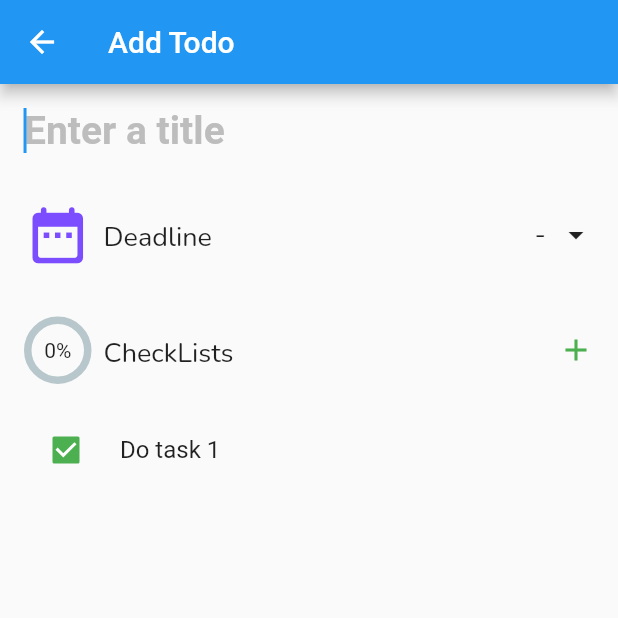
After one commit to tanvir-ahmod/Project-Tracker, a Flutter app: the AddTodoScreen screen opened directly, on a phone screen of 412 x 824 dp, the top half of it. The commit adds this screen. Run offline on Flutter 3.47's test engine with Material 2 defaults, Android fonts, the phone set to English and light mode, and no system bars; drawn by our look-alikes of percent_indicator; our stand-ins replace dio, get, get_storage, getwidget, google_fonts, sqflite; accounts and stored records are empty.

Commit message:
Add todo screen (not complete)

```diff
--- /dev/null
+++ b/lib/ui/add_todo.dart
@@ -0,0 +1,116 @@
+import 'package:flutter/cupertino.dart';
+import 'package:flutter/material.dart';
+import 'package:google_fonts/google_fonts.dart';
+import 'package:getwidget/getwidget.dart';
+import 'package:percent_indicator/circular_percent_indicator.dart';
+
+class AddTodoScreen extends StatelessWidget {
+  @override
+  Widget build(BuildContext context) {
+    return Scaffold(
+      appBar: AppBar(
+        title: Text("Add Todo"),
+      ),
+      body: Container(
+        child: Column(
+          children: [
+            Padding(
+              padding: const EdgeInsets.all(16.0),
+              child: TextField(
+                autofocus: true,
+                controller: null,
+                keyboardType: TextInputType.multiline,
+                maxLines: null,
+                textInputAction: TextInputAction.done,
+                style: TextStyle(fontSize: 26, fontWeight: FontWeight.w700),
+                decoration: InputDecoration.collapsed(
+                  hintText: 'Enter a title',
+                  hintStyle: TextStyle(
+                      color: Colors.grey.shade400,
+                      fontSize: 26,
+                      fontWeight: FontWeight.w700),
+                  border: InputBorder.none,
+                ),
+              ),
+            ),
+            Padding(
+              padding: const EdgeInsets.all(16.0),
+              child: Row(
+                children: [
+                  Icon(
+                    Icons.date_range_rounded,
+                    color: Colors.deepPurpleAccent,
+                    size: 45,
+                  ),
+                  Padding(
+                    padding: const EdgeInsets.only(left: 8.0, top: 4.0),
+                    child: Text(
+                      "Deadline",
+                      style: GoogleFonts.nunito(
+                          textStyle: TextStyle(fontSize: 18)),
+                      textAlign: TextAlign.center,
+                    ),
+                  ),
+                  Spacer(),
+                  Padding(
+                    padding: const EdgeInsets.all(8.0),
+                    child: Text(
+                      "-",
+                      style: GoogleFonts.nunito(
+                          textStyle: TextStyle(fontSize: 18)),
+                    ),
+                  ),
+                  Icon(
+                    Icons.arrow_drop_down,
+                    size: 24.0,
+                  ),
+                ],
+              ),
+            ),
+            Padding(
+              padding: const EdgeInsets.all(16.0),
+              child: Row(
+                children: [
+                  CircularPercentIndicator(
+                    radius: 45.0,
+                    lineWidth: 5.0,
+                    percent: 0.0,
+                    center: Text(
+                      "0%",
+                      textAlign: TextAlign.center,
+                    ),
+                    progressColor: Colors.green,
+                  ),
+                  Padding(
+                    padding: const EdgeInsets.only(left: 8.0, top: 4.0),
+                    child: Text(
+                      "CheckLists",
+                      style: GoogleFonts.nunito(
+                          textStyle: TextStyle(fontSize: 18)),
+                      textAlign: TextAlign.center,
+                    ),
+                  ),
+                  Spacer(),
+                  Icon(
+                    Icons.add,
+                    color: Colors.green,
+                    size: 24.0,
+                  ),
+                ],
+              ),
+            ),
+            Padding(
+              padding: const EdgeInsets.only(left: 8.0, right: 8.0),
+              child: CheckboxListTile(
+                  title: Text("Do task 1"),
+                  value: true,
+                  onChanged: (bool? value) {},
+                  activeColor: Colors.green,
+                  controlAffinity: ListTileControlAffinity.leading),
+            ),
+          ],
+        ),
+      ),
+    );
+  }
+}
--- a/lib/ui/home_page.dart
+++ b/lib/ui/home_page.dart
@@ -4,6 +4,7 @@ import 'package:todo/controller/auth_controller.dart';
 import 'package:todo/controller/todo_controller.dart';
 import 'package:get/get.dart';
 
+import 'add_todo.dart';
 import 'login_ui.dart';
 
 class MyHomePage extends StatelessWidget {
@@ -24,8 +25,7 @@ class MyHomePage extends StatelessWidget {
               });
             },
             itemBuilder: (BuildContext context) {
-              return { "Logout"}
-                  .map((String choice) {
+              return {"Logout"}.map((String choice) {
                 return PopupMenuItem<String>(
                   value: choice,
                   child: Text(choice),
@@ -37,7 +37,7 @@ class MyHomePage extends StatelessWidget {
       ),
       body: _buildTaskList(),
       floatingActionButton: FloatingActionButton(
-        onPressed: () => _showAddTodoSheet(context),
+        onPressed: () => Get.to(AddTodoScreen()),
         tooltip: "Add Task",
         child: Icon(Icons.add),
       ),
--- a/pubspec.yaml
+++ b/pubspec.yaml
@@ -26,6 +26,9 @@ dependencies:
   get: ^4.1.4
   get_storage: ^2.0.2
   dio: ^4.0.0
+  google_fonts: ^2.1.0
+  getwidget: ^2.0.3
+  percent_indicator: ^3.0.1
   flutter:
     sdk: flutter
 
```
Also changed, not shown: pubspec.lock.
